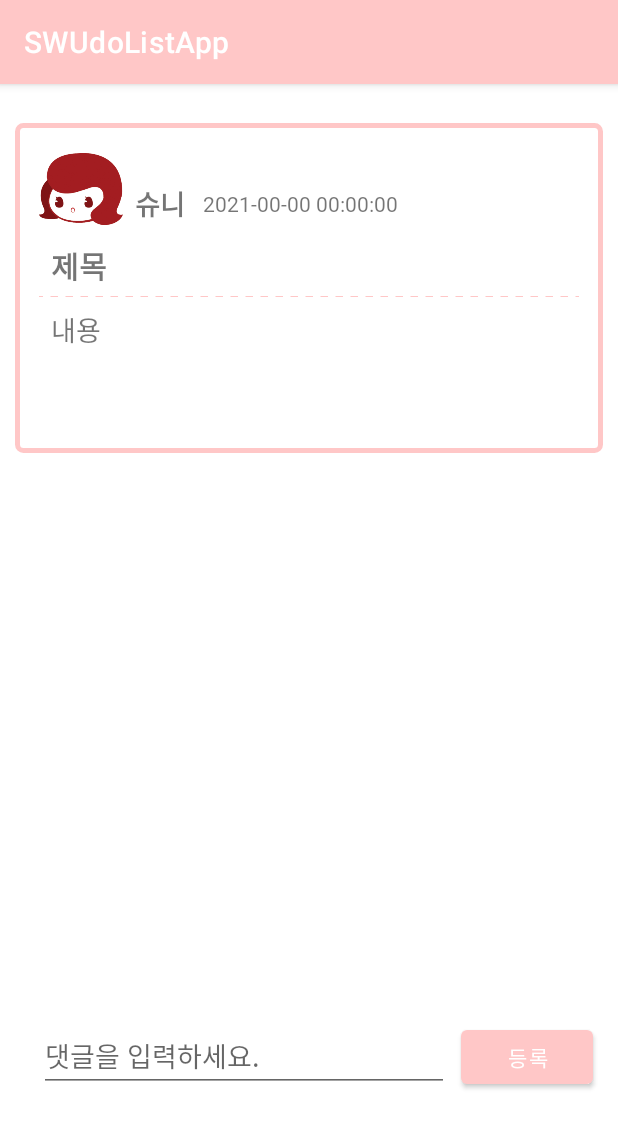
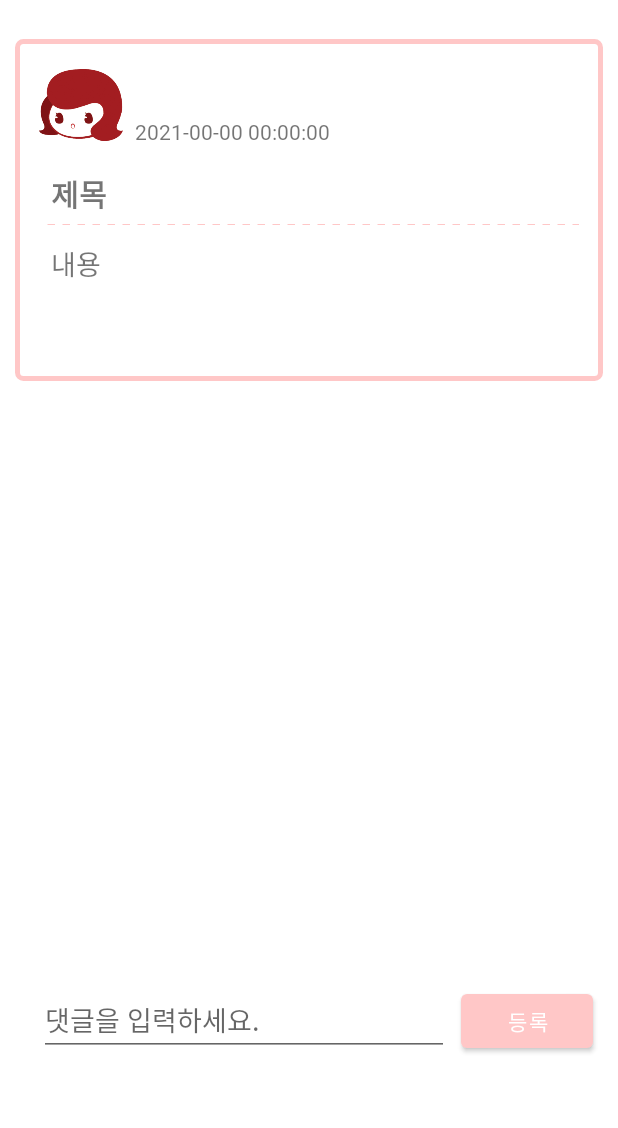
Before and after one commit to tkddms/SWU_do_list, an Android app: the PostActivity screen opened directly, with no data from a screen before it, on a phone screen of 412 x 824 dp. Shown: the top 1128 px of the screen. Run offline under Robolectric (Android 15) with nearby library versions, the phone set to English and light mode, and no system bars; 2 statements that could not run were skipped.

Commit message:
modify feedback content

```diff
--- a/SWUdoListApp/app/src/main/java/com/example/swudolistapp/MainActivity.kt
+++ b/SWUdoListApp/app/src/main/java/com/example/swudolistapp/MainActivity.kt
@@ -60,7 +60,6 @@ class MainActivity : AppCompatActivity() {
                 ToDoListActivity.todoList.clear()
                 if (datas != null) {
                     for (data in datas){
-                        Log.e("post data", data.toString())
                         ToDoListActivity.todoList.add(ToDoListData(subjectCode, data.context, false))
                     }
                     setToDoListView()
@@ -85,9 +84,6 @@ class MainActivity : AppCompatActivity() {
                         BoardActivity.boardDataList.add(0, BoardData(data.author, data.subject, data.title, data.context, data.created))
                     }
                     setBoardListView()
-                    for (d in BoardActivity.boardDataList){
-                        Log.e("boardData", d.toString())
-                    }
                 }
 
             }
@@ -116,7 +112,6 @@ class MainActivity : AppCompatActivity() {
     // To-Do-List RV 구성
     fun setToDoListView(){
         val mAdapter = ToDoListAdapter(this, ToDoListActivity.todoList)
-        Log.e("todolist-setTodolistView", ToDoListActivity.todoList.toString())
         rv_main_todo.adapter = mAdapter
 
         val layout = LinearLayoutManager(this)
--- a/SWUdoListApp/app/src/main/java/com/example/swudolistapp/SelectSubjectActivity.kt
+++ b/SWUdoListApp/app/src/main/java/com/example/swudolistapp/SelectSubjectActivity.kt
@@ -132,7 +132,6 @@ class SelectSubjectActivity : AppCompatActivity() {
             // 로그아웃
             R.id.menu_my_logout -> {
                 var id = sharedManager.getCurrentUser().id.toString()
-                Log.e("logout id" , id)
                 logoutService.requestLogout(id).enqueue(object : Callback<PostItem>{
                     override fun onFailure(call: Call<PostItem>, t: Throwable) {
                         t.printStackTrace()
@@ -179,10 +178,8 @@ class SelectSubjectActivity : AppCompatActivity() {
             .toList()
 
         for (item in str) {
-            Log.e("subjects", item)
             if (!selectItems.contains(item)) {
                 selectItems.add(item.toString())
-
             }
         }
     }
--- a/SWUdoListApp/app/src/main/java/com/example/swudolistapp/ToDoListActivity.kt
+++ b/SWUdoListApp/app/src/main/java/com/example/swudolistapp/ToDoListActivity.kt
@@ -86,11 +86,6 @@ class ToDoListActivity : AppCompatActivity() {
                             call: Call<PostItem>,
                             response: Response<PostItem>
                         ) {
-                            var register = response.body()
-                            Log.d("ADD-LIST", "msg: " + register?.msg)
-                            Log.d("ADD-LIST", "msg: " + register?.code)
-                            Log.e("addtodolist", todoList.toString())
-
                             todoList.add(ToDoListData(subjectCode, dialogText.text.toString(), false))
                             setToDoListView()
                         }
--- a/SWUdoListApp/app/src/main/res/layout/activity_login.xml
+++ b/SWUdoListApp/app/src/main/res/layout/activity_login.xml
@@ -25,13 +25,13 @@
         android:id="@+id/et_id"
         android:layout_width="wrap_content"
         android:layout_height="wrap_content"
-        android:layout_marginTop="168dp"
+        android:layout_marginTop="236dp"
         android:ems="10"
+        android:fontFamily="@font/nanumgothic"
         android:hint="아이디"
-        android:fontFamily="@font/nanumgothic"
         android:inputType="textPersonName"
         app:layout_constraintEnd_toEndOf="parent"
-        app:layout_constraintHorizontal_bias="0.498"
+        app:layout_constraintHorizontal_bias="0.497"
         app:layout_constraintStart_toStartOf="parent"
         app:layout_constraintTop_toTopOf="parent" />
 
--- a/SWUdoListApp/app/src/main/res/layout/activity_main.xml
+++ b/SWUdoListApp/app/src/main/res/layout/activity_main.xml
@@ -12,11 +12,13 @@
         android:id="@+id/tv_main_subject_name"
         android:layout_width="0dp"
         android:layout_height="wrap_content"
+        android:layout_marginTop="8dp"
+        android:fontFamily="@font/bmyeonsung"
+        android:padding="8dp"
         android:text="과목명"
-        android:fontFamily="@font/bmyeonsung"
         android:textSize="34sp"
-        android:padding="8dp"
         app:layout_constraintEnd_toEndOf="parent"
+        app:layout_constraintHorizontal_bias="1.0"
         app:layout_constraintStart_toStartOf="parent"
         app:layout_constraintTop_toTopOf="parent" />
 
--- a/SWUdoListApp/app/src/main/res/layout/activity_post.xml
+++ b/SWUdoListApp/app/src/main/res/layout/activity_post.xml
@@ -27,6 +27,7 @@
             android:layout_marginEnd="8dp"
             android:layout_marginBottom="8dp"
             android:minHeight="80dp"
+            android:paddingTop="4dp"
             android:paddingLeft="8dp"
             android:text="내용"
             android:textSize="18dp"
@@ -46,27 +47,14 @@
             app:srcCompat="@drawable/swutudent" />
 
         <TextView
-            android:id="@+id/tv_post_nickname"
+            android:id="@+id/tv_post_date"
             android:layout_width="wrap_content"
             android:layout_height="wrap_content"
             android:layout_marginStart="8dp"
-            android:layout_marginTop="32dp"
-            android:fontFamily="@font/nanumgothic"
-            android:text="슈니"
-            android:textSize="18dp"
-            android:textStyle="bold"
-            app:layout_constraintStart_toEndOf="@+id/iv_post_profile_image"
-            app:layout_constraintTop_toTopOf="parent" />
-
-        <TextView
-            android:id="@+id/tv_post_date"
-            android:layout_width="wrap_content"
-            android:layout_height="wrap_content"
-            android:layout_marginStart="12dp"
-            android:layout_marginTop="36dp"
+            android:layout_marginTop="44dp"
             android:fontFamily="@font/nanumgothic"
             android:text="2021-00-00 00:00:00"
-            app:layout_constraintStart_toEndOf="@+id/tv_post_nickname"
+            app:layout_constraintStart_toEndOf="@+id/iv_post_profile_image"
             app:layout_constraintTop_toTopOf="parent" />
 
         <TextView
@@ -77,6 +65,7 @@
             android:layout_marginTop="8dp"
             android:layout_marginEnd="8dp"
             android:fontFamily="@font/nanumgothic"
+            android:paddingTop="8dp"
             android:paddingLeft="8dp"
             android:text="제목"
             android:textSize="20dp"
--- a/SWUdoListApp/app/src/main/res/layout/activity_register.xml
+++ b/SWUdoListApp/app/src/main/res/layout/activity_register.xml
@@ -24,11 +24,11 @@
         android:id="@+id/et_register_email"
         android:layout_width="wrap_content"
         android:layout_height="wrap_content"
-        android:layout_marginTop="92dp"
+        android:layout_marginTop="160dp"
         android:ems="10"
+        android:fontFamily="@font/nanumgothic"
         android:hint="이메일"
         android:inputType="textEmailAddress"
-        android:fontFamily="@font/nanumgothic"
         app:layout_constraintEnd_toEndOf="parent"
         app:layout_constraintHorizontal_bias="0.497"
         app:layout_constraintStart_toStartOf="parent"
--- a/SWUdoListApp/app/src/main/res/layout/activity_splash.xml
+++ b/SWUdoListApp/app/src/main/res/layout/activity_splash.xml
@@ -2,7 +2,7 @@
 <androidx.constraintlayout.widget.ConstraintLayout xmlns:android="http://schemas.android.com/apk/res/android"
     xmlns:app="http://schemas.android.com/apk/res-auto"
     xmlns:tools="http://schemas.android.com/tools"
-
+    android:background="@color/coral_300"
     android:layout_width="match_parent"
     android:layout_height="match_parent"
     tools:context=".SplashActivity">
--- a/SWUdoListApp/app/src/main/res/layout/comment_rv_item.xml
+++ b/SWUdoListApp/app/src/main/res/layout/comment_rv_item.xml
@@ -14,7 +14,7 @@
         android:layout_height="wrap_content"
         android:layout_marginStart="8dp"
         android:layout_marginTop="8dp"
-        android:text="익명"
+        android:text="슈니"
         android:textSize="20dp"
         android:textStyle="bold"
         android:fontFamily="@font/nanumgothic"
--- a/SWUdoListApp/app/src/main/res/layout/select_subject_rv_item.xml
+++ b/SWUdoListApp/app/src/main/res/layout/select_subject_rv_item.xml
@@ -15,13 +15,13 @@
         android:id="@+id/tv_rv_name"
         android:layout_width="wrap_content"
         android:layout_height="wrap_content"
-        android:layout_marginTop="16dp"
+        android:layout_marginTop="4dp"
         android:fontFamily="@font/bmyeonsung"
         android:text="과목 이름"
         android:textSize="34sp"
         android:textStyle="bold"
         app:layout_constraintEnd_toEndOf="parent"
-        app:layout_constraintHorizontal_bias="0.051"
+        app:layout_constraintHorizontal_bias="0.019"
         app:layout_constraintStart_toStartOf="parent"
         app:layout_constraintTop_toTopOf="parent" />
 
--- a/SWUdoListApp/app/src/main/res/values/themes.xml
+++ b/SWUdoListApp/app/src/main/res/values/themes.xml
@@ -1,6 +1,6 @@
 <resources xmlns:tools="http://schemas.android.com/tools">
     <!-- Base application theme. -->
-    <style name="Theme.SWUdoListApp" parent="Theme.MaterialComponents.DayNight.DarkActionBar">
+    <style name="Theme.SWUdoListApp" parent="Theme.MaterialComponents.DayNight.NoActionBar">
         <!-- Primary brand color. -->
         <item name="colorPrimary">@color/coral_300</item>
         <item name="colorPrimaryVariant">@color/coral_700</item>
@@ -14,6 +14,19 @@
         <!-- Customize your theme here. -->
     </style>
 
-    <style name="Splash" parent="Theme.AppCompat.Light.NoActionBar">
+    <style name="SubjectList" parent="Theme.MaterialComponents.DayNight.DarkActionBar">
+        <!-- Primary brand color. -->
+        <item name="colorPrimary">@color/coral_300</item>
+        <item name="colorPrimaryVariant">@color/coral_700</item>
+        <item name="colorOnPrimary">@color/white</item>
+        <!-- Secondary brand color. -->
+        <item name="colorSecondary">@color/coral_500</item>
+        <item name="colorSecondaryVariant">@color/coral_700</item>
+        <item name="colorOnSecondary">@color/black</item>
+        <!-- Status bar color. -->
+        <item name="android:statusBarColor" tools:targetApi="l">?attr/colorPrimaryVariant</item>
+        <!-- Customize your theme here. -->
     </style>
+    <style name="Splash" parent="Theme.AppCompat.Light.NoActionBar"/>
+
 </resources>
```
Also changed, not shown: SWUdoListApp/app/src/main/AndroidManifest.xml (+5 -5 lines), SWUdoListApp/app/src/main/java/com/example/swudolistapp/BoardActivity.kt (+0 -7 lines), SWUdoListApp/app/src/main/java/com/example/swudolistapp/LoginActivity.kt (+13 -4 lines), SWUdoListApp/app/src/main/java/com/example/swudolistapp/PostActivity.kt (+0 -10 lines), SWUdoListApp/app/src/main/java/com/example/swudolistapp/RegisterActivity.kt (+12 -6 lines), SWUdoListApp/app/src/main/res/layout/board_rv_item.xml (+13 -31 lines).
